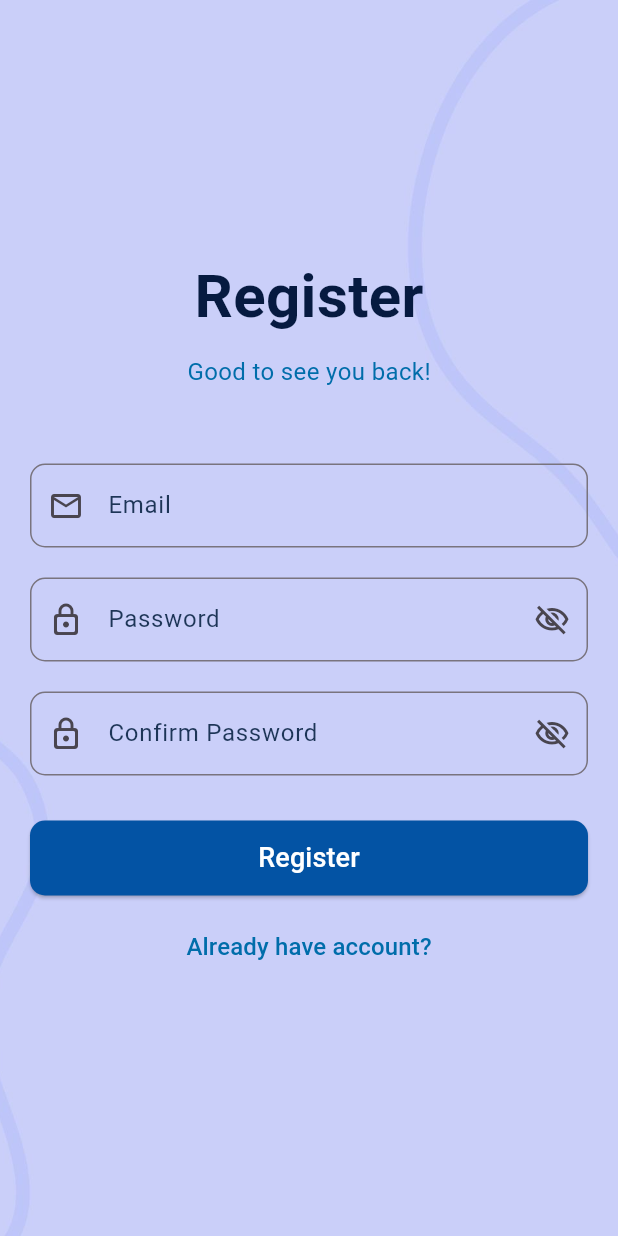
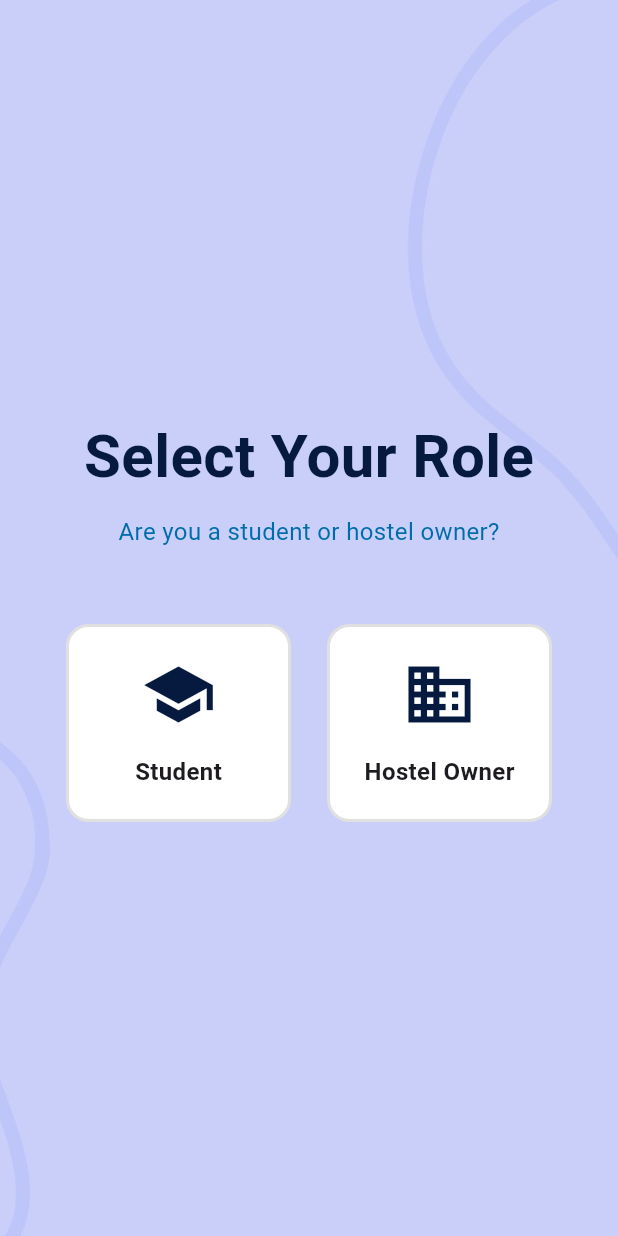
Before and after one commit to jehanzaib084/mad_project, a Flutter app: the Register screen opened by its route, on a phone screen of 412 x 824 dp. Run offline on Flutter 3.47's test engine with Material 3 defaults, Android fonts, the phone set to English and light mode, and no system bars; our stand-ins replace cached_network_image, cloud_firestore, firebase_auth, firebase_core, get, image_picker and 7 more; accounts and stored records are empty.

Commit message:
Add user role management to profile updates and views

```diff
--- a/lib/authentication/controller/auth_controller.dart
+++ b/lib/authentication/controller/auth_controller.dart
@@ -71,7 +71,8 @@
     }
   }
 
-  Future<void> completeProfile(String email, String password, String firstName, String lastName, int age, String phoneNumber) async {
+  Future<void> completeProfile(String email, String password, String firstName,
+      String lastName, int age, String phoneNumber, String role) async {
     UserModel userModel = UserModel(
       uid: '',
       firstName: firstName,
@@ -80,6 +81,9 @@
       phoneNumber: phoneNumber,
       email: email,
       profilePicUrl: profileImageBase64.value,
+      role: UserRole.values.firstWhere(
+        (e) => e.toString() == role,
+      ),
     );
     await signUp(email, password, userModel);
   }
@@ -99,6 +103,7 @@
     await prefs.setString('phoneNumber', userModel.phoneNumber);
     await prefs.setString('email', userModel.email);
     await prefs.setString('profilePicUrl', userModel.profilePicUrl);
+    await prefs.setString('role', userModel.role.toString().split('.').last);
   }
 
   String? validateEmail(String? value) {
--- a/lib/authentication/model/user_model.dart
+++ b/lib/authentication/model/user_model.dart
@@ -1,3 +1,8 @@
+enum UserRole {
+  student,
+  owner
+}
+
 class UserModel {
   String uid;
   String firstName;
@@ -6,6 +11,7 @@
   String phoneNumber;
   String email;
   String profilePicUrl;
+  final UserRole role;
 
   UserModel({
     required this.uid,
@@ -15,6 +21,7 @@
     required this.phoneNumber,
     required this.email,
     required this.profilePicUrl,
+    required this.role,
   });
 
   Map<String, dynamic> toMap() {
@@ -26,6 +33,7 @@
       'phoneNumber': phoneNumber,
       'email': email,
       'profilePicUrl': profilePicUrl,
+      'role': role.toString().split('.').last,
     };
   }
 
@@ -38,6 +46,9 @@
       phoneNumber: map['phoneNumber'],
       email: map['email'],
       profilePicUrl: map['profilePicUrl'],
+      role: UserRole.values.firstWhere(
+        (e) => e.toString().split('.').last == map['role'],
+      ),
     );
   }
 }
--- a/lib/authentication/view/register.dart
+++ b/lib/authentication/view/register.dart
@@ -2,6 +2,7 @@
 import 'package:get/get.dart';
 import 'package:mad_project/assets.dart';
 import 'package:mad_project/authentication/controller/auth_controller.dart';
+import 'package:mad_project/authentication/model/user_model.dart';
 
 class Register extends StatelessWidget {
   Register({super.key});
@@ -9,9 +10,12 @@
   final _formKey = GlobalKey<FormState>();
   final TextEditingController _emailController = TextEditingController();
   final TextEditingController _passwordController = TextEditingController();
-  final TextEditingController _confirmPasswordController = TextEditingController();
-  final AuthController _authController = Get.find<AuthController>(); // Use Get.find to get the existing instance
+  final TextEditingController _confirmPasswordController =
+      TextEditingController();
+  final AuthController _authController =
+      Get.find<AuthController>();
   final RxBool isLoading = false.obs;
+  final RxString selectedRole = ''.obs;
 
   Future<void> _register(BuildContext context) async {
     // Hide keyboard
@@ -22,7 +26,8 @@
         isLoading.value = true;
 
         // Check if email exists
-        final bool emailExists = await _authController.isEmailAlreadyExists(_emailController.text);
+        final bool emailExists =
+            await _authController.isEmailAlreadyExists(_emailController.text);
 
         if (emailExists) {
           Get.snackbar(
@@ -36,12 +41,86 @@
         Get.toNamed('registerProfile', parameters: {
           'email': _emailController.text,
           'password': _passwordController.text,
+          'role': selectedRole.value,
         });
-
       } finally {
         isLoading.value = false;
       }
     }
+  }
+
+  Widget _buildRoleSelection() {
+    return Column(
+      children: [
+        const Text(
+          'Select Your Role',
+          style: TextStyle(
+              fontSize: 40,
+              fontWeight: FontWeight.bold,
+              color: Assets.primaryColor),
+        ),
+        const SizedBox(height: 10),
+        const Text(
+          'Are you a student or hostel owner?',
+          style: TextStyle(fontSize: 16, color: Assets.lightTextColor),
+        ),
+        const SizedBox(height: 50),
+        Row(
+          mainAxisAlignment: MainAxisAlignment.spaceEvenly,
+          children: [
+            _buildRoleCard(
+              'Student',
+              Icons.school,
+              UserRole.student,
+            ),
+            _buildRoleCard(
+              'Hostel Owner',
+              Icons.business,
+              UserRole.owner,
+            ),
+          ],
+        ),
+      ],
+    );
+  }
+
+  Widget _buildRoleCard(String title, IconData icon, UserRole role) {
+    return Obx(() => GestureDetector(
+          onTap: () => selectedRole.value = role.toString(),
+          child: Container(
+            width: 150,
+            padding: const EdgeInsets.all(20),
+            decoration: BoxDecoration(
+              color: selectedRole.value == role.toString()
+                  ? Assets.primaryColor.withOpacity(0.1)
+                  : Colors.white,
+              borderRadius: BorderRadius.circular(15),
+              border: Border.all(
+                color: selectedRole.value == role.toString()
+                    ? Assets.primaryColor
+                    : Colors.grey.shade300,
+                width: 2,
+              ),
+            ),
+            child: Column(
+              children: [
+                Icon(
+                  icon,
+                  size: 50,
+                  color: Assets.primaryColor,
+                ),
+                const SizedBox(height: 15),
+                Text(
+                  title,
+                  style: const TextStyle(
+                    fontSize: 16,
+                    fontWeight: FontWeight.bold,
+                  ),
+                ),
+              ],
+            ),
+          ),
+        ));
   }
 
   @override
@@ -59,18 +138,25 @@
           child: SingleChildScrollView(
             child: Padding(
               padding: const EdgeInsets.symmetric(horizontal: 20.0),
-                child: Form(
+              child: Obx(
+                () => selectedRole.value.isEmpty
+                    ? _buildRoleSelection()
+                    : Form(
                         key: _formKey,
                         child: Column(
                           children: [
                             const Text(
                               'Register',
-                        style: TextStyle(fontSize: 40, fontWeight: FontWeight.bold, color: Assets.primaryColor),
+                              style: TextStyle(
+                                  fontSize: 40,
+                                  fontWeight: FontWeight.bold,
+                                  color: Assets.primaryColor),
                             ),
                             const SizedBox(height: 10),
                             const Text(
                               'Good to see you back!',
-                        style: TextStyle(fontSize: 16, color: Assets.lightTextColor),
+                              style: TextStyle(
+                                  fontSize: 16, color: Assets.lightTextColor),
                             ),
                             const SizedBox(height: 50),
                             TextFormField(
@@ -90,13 +176,15 @@
                               return TextFormField(
                                 controller: _passwordController,
                                 keyboardType: TextInputType.visiblePassword,
-                          obscureText: !_authController.isPasswordVisible.value,
+                                obscureText:
+                                    !_authController.isPasswordVisible.value,
                                 decoration: InputDecoration(
                                   border: OutlineInputBorder(
                                     borderRadius: BorderRadius.circular(10),
                                   ),
                                   labelText: 'Password',
-                            prefixIcon: const Icon(Icons.lock_outline_rounded),
+                                  prefixIcon:
+                                      const Icon(Icons.lock_outline_rounded),
                                   suffixIcon: IconButton(
                                     icon: Icon(
                                       _authController.isPasswordVisible.value
@@ -104,7 +192,8 @@
                                           : Icons.visibility_off_outlined,
                                     ),
                                     onPressed: () {
-                                _authController.isPasswordVisible.toggle();
+                                      _authController.isPasswordVisible
+                                          .toggle();
                                     },
                                   ),
                                 ),
@@ -116,25 +205,31 @@
                               return TextFormField(
                                 controller: _confirmPasswordController,
                                 keyboardType: TextInputType.visiblePassword,
-                          obscureText: !_authController.isConfirmPasswordVisible.value,
+                                obscureText: !_authController
+                                    .isConfirmPasswordVisible.value,
                                 decoration: InputDecoration(
                                   border: OutlineInputBorder(
                                     borderRadius: BorderRadius.circular(10),
                                   ),
                                   labelText: 'Confirm Password',
-                            prefixIcon: const Icon(Icons.lock_outline_rounded),
+                                  prefixIcon:
+                                      const Icon(Icons.lock_outline_rounded),
                                   suffixIcon: IconButton(
                                     icon: Icon(
-                                _authController.isConfirmPasswordVisible.value
+                                      _authController
+                                              .isConfirmPasswordVisible.value
                                           ? Icons.visibility_outlined
                                           : Icons.visibility_off_outlined,
                                     ),
                                     onPressed: () {
-                                _authController.isConfirmPasswordVisible.toggle();
+                                      _authController.isConfirmPasswordVisible
+                                          .toggle();
                                     },
                                   ),
                                 ),
-                          validator: (value) => _authController.validateConfirmPassword(value, _passwordController.text),
+                                validator: (value) =>
+                                    _authController.validateConfirmPassword(
+                                        value, _passwordController.text),
                               );
                             }),
                             const SizedBox(height: 30),
@@ -157,14 +252,16 @@
                                             width: 20,
                                             child: CircularProgressIndicator(
                                               strokeWidth: 2,
-                  valueColor: AlwaysStoppedAnimation<Color>(
+                                              valueColor:
+                                                  AlwaysStoppedAnimation<Color>(
                                                       Colors.white),
                                             ),
                                           )
                                         : const Text(
                                             'Register',
                                             style: TextStyle(
-                    fontSize: 18, color: Colors.white),
+                                                fontSize: 18,
+                                                color: Colors.white),
                                           ),
                                   )),
                             ),
@@ -177,7 +274,9 @@
                                 },
                                 child: const Text(
                                   'Already have account?',
-                            style: TextStyle(color: Assets.lightTextColor, fontSize: 16),
+                                  style: TextStyle(
+                                      color: Assets.lightTextColor,
+                                      fontSize: 16),
                                 ),
                               ),
                             ),
@@ -189,6 +288,6 @@
           ),
         ),
       ),
-    );
+    ));
   }
 }
--- a/lib/authentication/view/register_profile.dart
+++ b/lib/authentication/view/register_profile.dart
@@ -23,6 +23,7 @@
       _authController.isLoading.value = true;
       final email = Get.parameters['email']!;
       final password = Get.parameters['password']!;
+      final role = Get.parameters['role']!;
 
       await _authController.completeProfile(
         email,
@@ -31,6 +32,7 @@
         _lastNameController.text,
         int.parse(_ageController.text),
         _phoneNumberController.text,
+        role,
       );
 
       Get.offAllNamed('/masterNav');
--- a/lib/home_screens/settings_screens/controller/profile_controller.dart
+++ b/lib/home_screens/settings_screens/controller/profile_controller.dart
@@ -18,8 +18,11 @@
     phoneNumber: '',
     email: '',
     profilePicUrl: '',
+    role: UserRole.student,
   ).obs;
   var isLoading = false.obs;
+
+  bool canEditRole() => false;
 
   @override
   void onInit() {
--- a/lib/home_screens/settings_screens/view/profile_crud/profile_edit.dart
+++ b/lib/home_screens/settings_screens/view/profile_crud/profile_edit.dart
@@ -12,6 +12,7 @@
   final String age;
   final String phoneNumber;
   final String profilePicUrl;
+  final UserRole role;
 
   ProfileEdit({
     super.key,
@@ -22,6 +23,7 @@
     required this.age,
     required this.phoneNumber,
     required this.profilePicUrl,
+    required this.role,
   });
 
   final TextEditingController _firstNameController = TextEditingController();
@@ -30,12 +32,14 @@
   final TextEditingController _phoneNumberController = TextEditingController();
   final ProfileController _profileController = Get.find();
 
+
   @override
   Widget build(BuildContext context) {
     _firstNameController.text = firstName;
     _lastNameController.text = lastName;
     _ageController.text = age;
     _phoneNumberController.text = phoneNumber;
+
 
     return Scaffold(
       appBar: AppBar(
@@ -145,8 +149,9 @@
                         lastName: _lastNameController.text,
                         age: int.parse(_ageController.text),
                         phoneNumber: _phoneNumberController.text,
-                        email: email, // Email is not editable
+                        email: email,
                         profilePicUrl: _profileController.userModel.value.profilePicUrl,
+                        role: role,
                       );
                       _profileController.updateUserData(updatedUser);
                       Get.back();
--- a/lib/home_screens/settings_screens/view/profile_crud/profile_view.dart
+++ b/lib/home_screens/settings_screens/view/profile_crud/profile_view.dart
@@ -80,6 +80,7 @@
                             age: user.age.toString(),
                             phoneNumber: user.phoneNumber,
                             profilePicUrl: user.profilePicUrl,
+                            role: user.role,
                           ));
                         },
                         style: ElevatedButton.styleFrom(
--- a/lib/pages/pages.dart
+++ b/lib/pages/pages.dart
@@ -1,4 +1,5 @@
 import 'package:get/get.dart';
+import 'package:mad_project/authentication/model/user_model.dart';
 import 'package:mad_project/authentication/view/forgot_pass.dart';
 import 'package:mad_project/authentication/view/intro_screen.dart';
 import 'package:mad_project/authentication/view/login.dart';
@@ -17,6 +18,7 @@
     GetPage(name: '/', page: () => Login()),
 
     // AUTHENTICATION SCREENS
+    GetPage(name: '/intro', page: () => const IntroScreen()),
     GetPage(name: '/login', page: () => Login()),
     GetPage(name: '/register', page: () => Register()),
     GetPage(name: '/registerProfile', page: () => ProfileUpdateScreen()),
@@ -27,13 +29,16 @@
     GetPage(name: '/settings', page: () => SettingsList()),
     GetPage(name: '/profile', page: () => ProfileScreen()),
     GetPage(name: '/profileEdit', page: () => ProfileEdit(
-      uid: '', firstName: '', lastName: '', email: '', age: '', phoneNumber: '', profilePicUrl: ''
+      uid: '', firstName: '', lastName: '', email: '', age: '', phoneNumber: '', profilePicUrl: '', role: UserRole.values.firstWhere(
+      (e) => e.toString() == 'UserRole.${Get.parameters['role'] ?? 'student'}',
+      orElse: () => UserRole.student,
+    ),
     )),
 
     // ADDITIONAL SCREENS
     GetPage(name: '/faq_screen', page: () => FAQScreen()),
     GetPage(name: '/terms_screen', page: () => TermsScreen()),
     GetPage(name: '/about_screen', page: () => AboutScreen()),
-    GetPage(name: '/intro', page: () => const IntroScreen()),
+
   ];
 }
```
Lines whose indentation alone changed are shown as unchanged.
